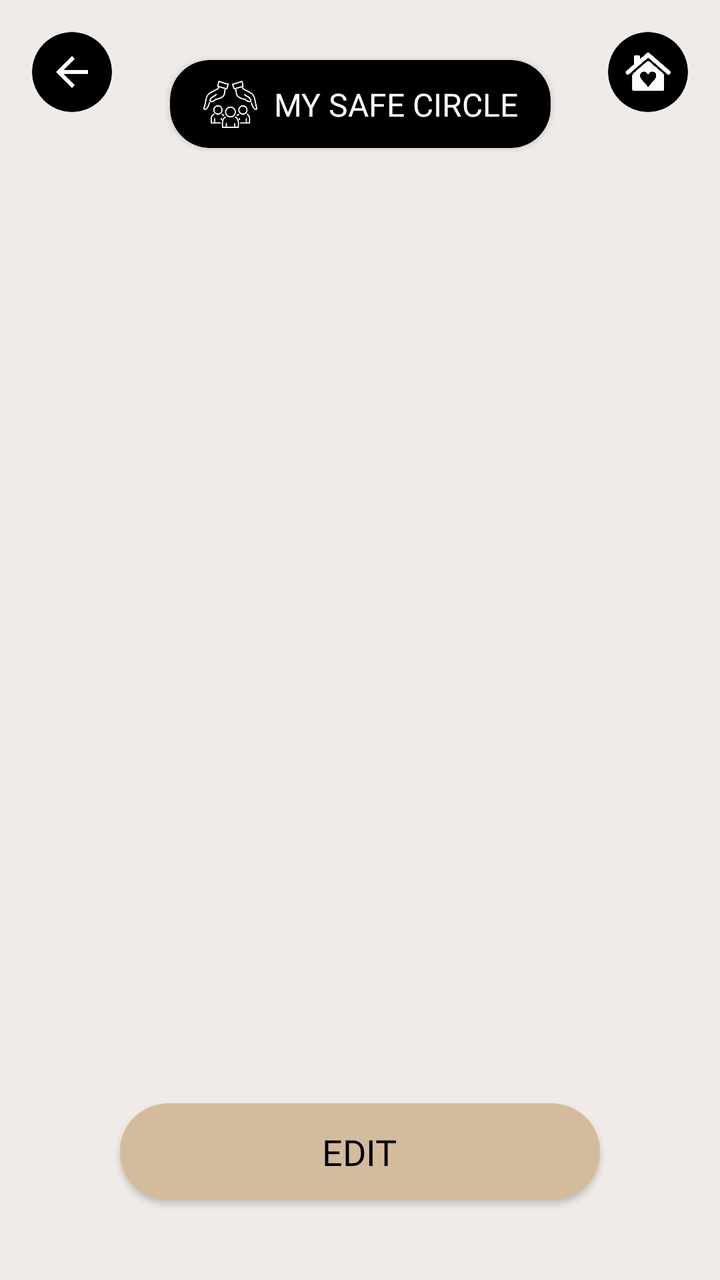
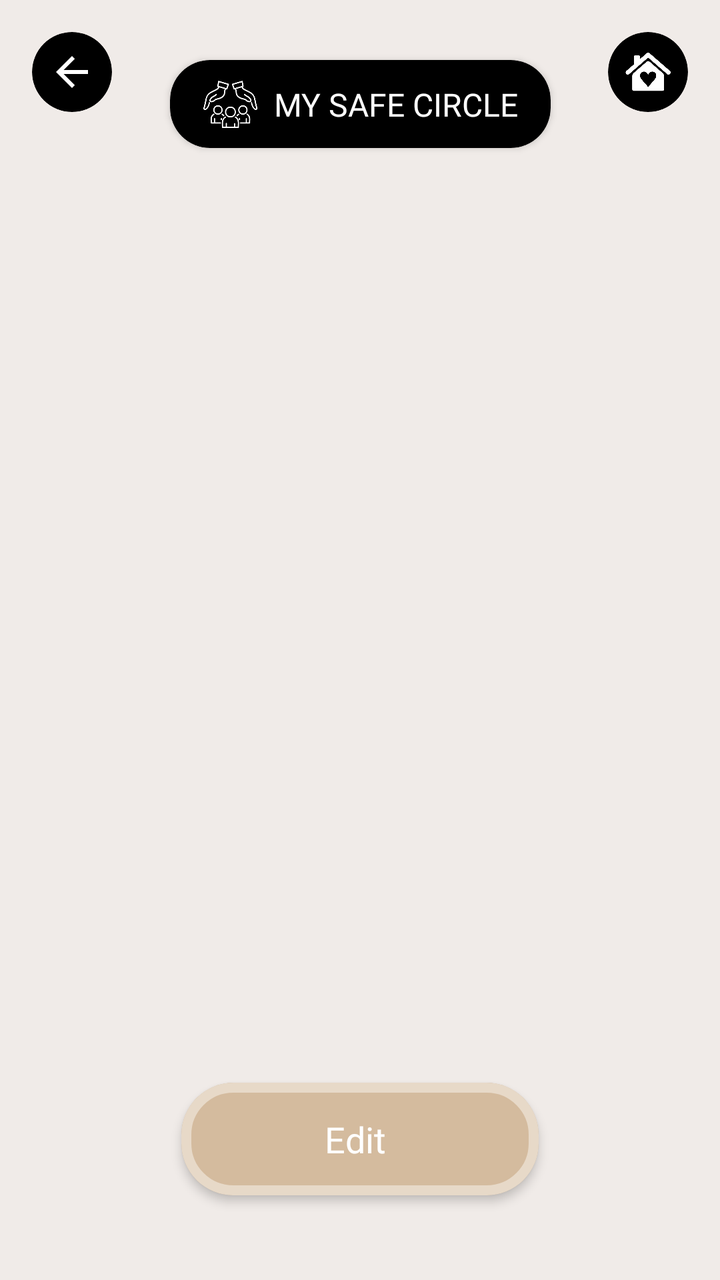

Before-and-after screenshots of an Android layout around one commit, followed by the original layout XML and the change that was made.
<!-- AndroidManifest.xml: application theme Theme.SafeHer -->
<!-- res/layout/fragment_my_safe_circle.xml -->
<?xml version="1.0" encoding="utf-8"?>
<androidx.constraintlayout.widget.ConstraintLayout
    xmlns:android="http://schemas.android.com/apk/res/android"
    xmlns:app="http://schemas.android.com/apk/res-auto"
    android:layout_width="match_parent"
    android:layout_height="match_parent"
    android:background="@color/cream_background">

    
    <androidx.cardview.widget.CardView
        android:id="@+id/backButtonCard"
        android:layout_width="40dp"
        android:layout_height="40dp"
        android:layout_marginStart="16dp"
        android:layout_marginTop="16dp"
        app:cardBackgroundColor="#000000"
        app:cardCornerRadius="20dp"
        app:cardElevation="0dp"
        app:layout_constraintStart_toStartOf="parent"
        app:layout_constraintTop_toTopOf="parent">

        <ImageView
            android:id="@+id/backButton"
            android:layout_width="24dp"
            android:layout_height="24dp"
            android:layout_gravity="center"
            android:contentDescription="Back"
            android:src="@drawable/ic_back"
            app:tint="#FFFFFF" />
    </androidx.cardview.widget.CardView>

    
    <androidx.cardview.widget.CardView
        android:id="@+id/homeButtonCard"
        android:layout_width="40dp"
        android:layout_height="40dp"
        android:layout_marginTop="16dp"
        android:layout_marginEnd="16dp"
        app:cardBackgroundColor="#000000"
        app:cardCornerRadius="20dp"
        app:cardElevation="0dp"
        app:layout_constraintEnd_toEndOf="parent"
        app:layout_constraintTop_toTopOf="parent">
        <ImageView
            android:id="@+id/homeButton"
            android:layout_width="24dp"
            android:layout_height="24dp"
            android:layout_gravity="center"
            android:contentDescription="Home"
            android:src="@drawable/ic_home"
            app:tint="#FFFFFF" />
    </androidx.cardview.widget.CardView>

    
    <androidx.cardview.widget.CardView
        android:id="@+id/settingsTitleCard"
        android:layout_width="wrap_content"
        android:layout_height="wrap_content"
        android:layout_marginTop="30dp"
        app:cardBackgroundColor="#000000"
        app:cardCornerRadius="20dp"
        app:layout_constraintEnd_toEndOf="parent"
        app:layout_constraintStart_toStartOf="parent"
        app:layout_constraintTop_toTopOf="parent">

        <androidx.constraintlayout.widget.ConstraintLayout
            android:layout_width="wrap_content"
            android:layout_height="wrap_content"
            android:paddingHorizontal="16dp"
            android:paddingVertical="8dp">

            <ImageView
                android:id="@+id/safecircleIcon"
                android:layout_width="28dp"
                android:layout_height="28dp"
                android:layout_marginEnd="8dp"
                android:src="@drawable/safe_circle"
                app:layout_constraintBottom_toBottomOf="parent"
                app:layout_constraintStart_toStartOf="parent"
                app:layout_constraintTop_toTopOf="parent"
                app:tint="#FFFFFF" />

            <TextView
                android:layout_width="wrap_content"
                android:layout_height="wrap_content"
                android:layout_marginStart="8dp"
                android:fontFamily="@font/poppins_medium"
                android:text="MY SAFE CIRCLE"
                android:textColor="#FFFFFF"
                android:textSize="16sp"
                app:layout_constraintBottom_toBottomOf="parent"
                app:layout_constraintEnd_toEndOf="parent"
                app:layout_constraintStart_toEndOf="@id/safecircleIcon"
                app:layout_constraintTop_toTopOf="parent" />
        </androidx.constraintlayout.widget.ConstraintLayout>
    </androidx.cardview.widget.CardView>

    
    <androidx.recyclerview.widget.RecyclerView
        android:id="@+id/recyclerViewConfirm"
        android:layout_width="0dp"
        android:layout_marginTop="30dp"
        android:layout_height="0dp"
        android:background="@android:color/transparent"
        app:layout_constraintTop_toBottomOf="@id/settingsTitleCard"
        app:layout_constraintBottom_toTopOf="@id/editButton"
        app:layout_constraintStart_toStartOf="parent"
        app:layout_constraintEnd_toEndOf="parent" />

    
    <androidx.cardview.widget.CardView
        android:id="@+id/editButton"
        android:layout_width="0dp"
        android:layout_height="wrap_content"
        android:layout_marginHorizontal="60dp"
        android:layout_marginBottom="40dp"
        app:cardCornerRadius="24dp"
        app:cardElevation="2dp"
        app:cardBackgroundColor="@color/button_gold"
        app:layout_constraintBottom_toBottomOf="parent"
        app:layout_constraintStart_toStartOf="parent"
        app:layout_constraintEnd_toEndOf="parent">

        <LinearLayout
            android:layout_width="match_parent"
            android:layout_height="wrap_content"
            android:orientation="horizontal"
            android:gravity="center"
            android:padding="12dp">

            <TextView
                android:id="@+id/editText"
                android:layout_width="wrap_content"
                android:layout_height="wrap_content"
                android:fontFamily="@font/poppins_semibold"
                android:gravity="center"
                android:text="EDIT"
                android:textColor="#000000"
                android:textSize="18sp" />
        </LinearLayout>
    </androidx.cardview.widget.CardView>

</androidx.constraintlayout.widget.ConstraintLayout>
<!-- resources referenced by this layout -->
<resources>
  <color name="button_gold">#d4bb9e</color>
  <color name="cream_background">#f0ebe8</color>
  <!-- drawable ic_back (drawable) -->
  <?xml version="1.0" encoding="utf-8"?>
  <vector xmlns:android="http://schemas.android.com/apk/res/android"
      android:width="24dp"
      android:height="24dp"
      android:viewportWidth="24"
      android:viewportHeight="24">
      <path
          android:fillColor="#000000"
          android:pathData="M20,11H7.83l5.59,-5.59L12,4l-8,8 8,8 1.41,-1.41L7.83,13H20v-2z"/>
  </vector>
  <!-- drawable ic_home: png bitmap (drawable, 36408 bytes) -->
  <!-- drawable safe_circle: png bitmap (drawable, 47160 bytes) -->
  <style name="Theme.SafeHer" parent="Base.Theme.SafeHer" />
  <style name="Base.Theme.SafeHer" parent="Theme.MaterialComponents.NoActionBar">
          
          
      </style>
</resources>

<!-- the commit's change to res/layout/fragment_my_safe_circle.xml (unified diff, before → after) -->
@@ -108,36 +108,42 @@
         app:layout_constraintEnd_toEndOf="parent" />
 
     
-    <androidx.cardview.widget.CardView
+    <com.google.android.material.card.MaterialCardView
         android:id="@+id/editButton"
         android:layout_width="0dp"
         android:layout_height="wrap_content"
-        android:layout_marginHorizontal="60dp"
-        android:layout_marginBottom="40dp"
-        app:cardCornerRadius="24dp"
-        app:cardElevation="2dp"
+        android:layout_marginHorizontal="80dp"
+        android:layout_marginBottom="30dp"
+        app:layout_constraintStart_toStartOf="parent"
+        app:layout_constraintEnd_toEndOf="parent"
+        app:layout_constraintBottom_toBottomOf="parent"
         app:cardBackgroundColor="@color/button_gold"
-        app:layout_constraintBottom_toBottomOf="parent"
-        app:layout_constraintStart_toStartOf="parent"
-        app:layout_constraintEnd_toEndOf="parent">
+        app:cardCornerRadius="26dp"
+        app:cardElevation="3dp"
+        app:strokeColor="#e7d9c8"
+        app:strokeWidth="5dp"
+        app:cardUseCompatPadding="true">
 
         <LinearLayout
             android:layout_width="match_parent"
             android:layout_height="wrap_content"
+            android:gravity="center"
             android:orientation="horizontal"
-            android:gravity="center"
-            android:padding="12dp">
+            android:padding="16dp">
 
             <TextView
                 android:id="@+id/editText"
                 android:layout_width="wrap_content"
                 android:layout_height="wrap_content"
+                android:gravity="center"
+                android:maxLines="1"
+                android:layout_marginRight="5dp"
                 android:fontFamily="@font/poppins_semibold"
-                android:gravity="center"
-                android:text="EDIT"
-                android:textColor="#000000"
+                android:text="Edit"
+                android:textColor="@android:color/white"
                 android:textSize="18sp" />
+
         </LinearLayout>
-    </androidx.cardview.widget.CardView>
+    </com.google.android.material.card.MaterialCardView>
 
 </androidx.constraintlayout.widget.ConstraintLayout>
